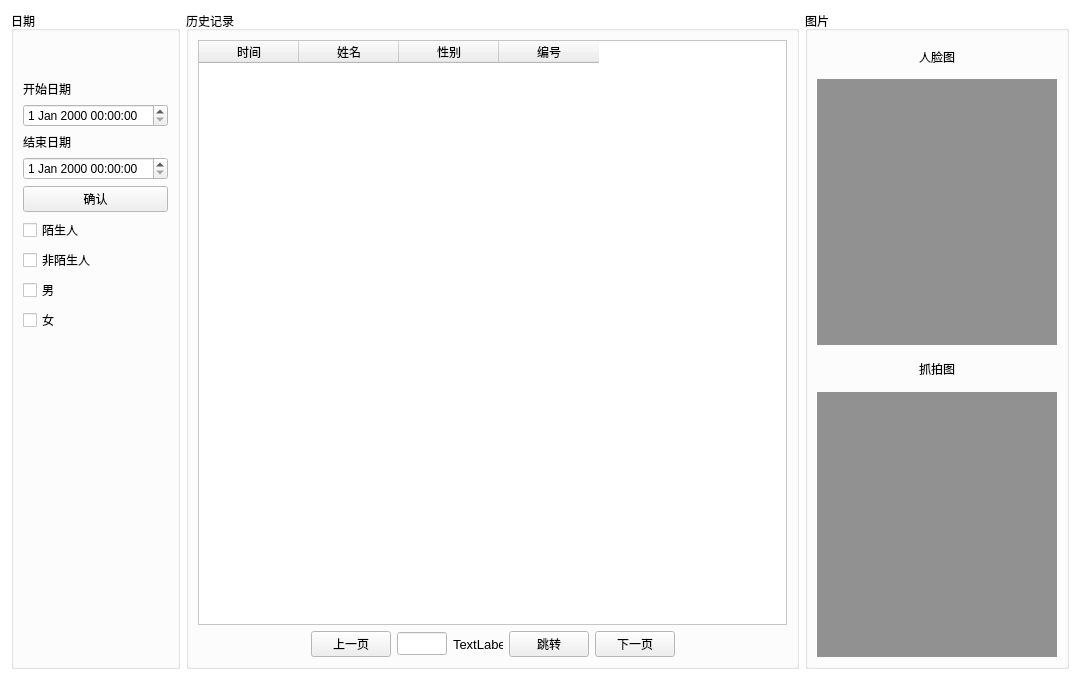
Above: historyview.ui from NevilleNoah/HikvisionCamera2 before the change. Below: the same form after it.
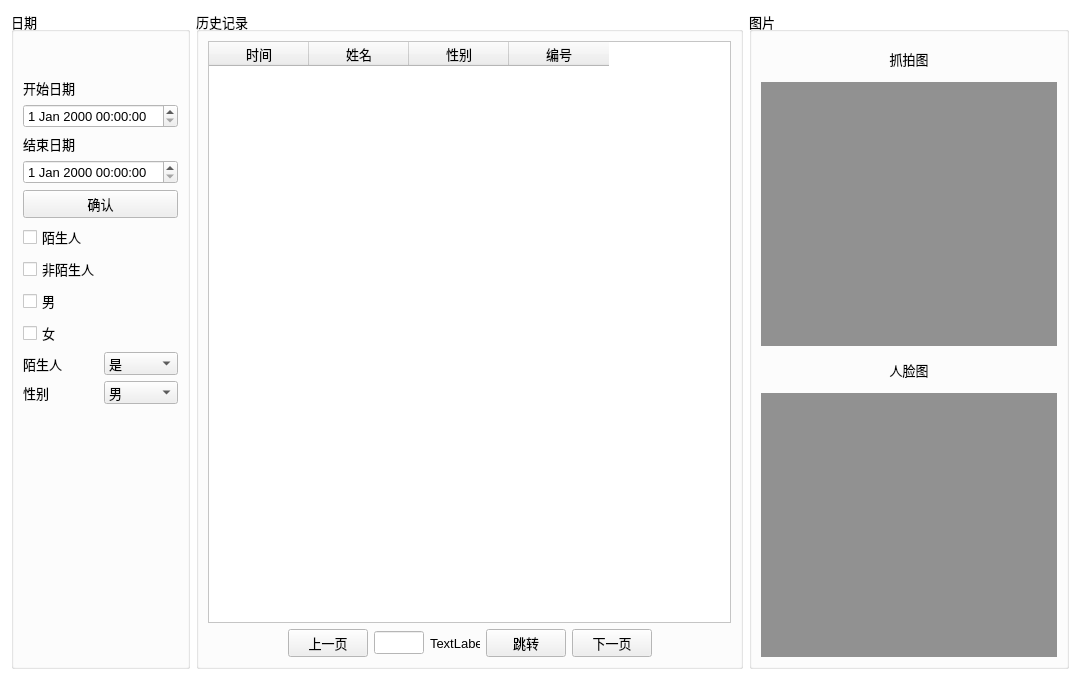
That is the form after the change.

```diff
--- a/historyview.ui
+++ b/historyview.ui
@@ -86,30 +86,42 @@
   <layout class="QHBoxLayout" name="horizontalLayout_2">
    <item>
     <widget class="QGroupBox" name="boxDate">
+     <property name="font">
+      <font>
+       <family>Microsoft YaHei UI</family>
+       <pointsize>10</pointsize>
+      </font>
+     </property>
      <property name="title">
       <string>日期</string>
      </property>
-     <layout class="QVBoxLayout" name="verticalLayout_4">
+     <layout class="QHBoxLayout" name="horizontalLayout_4">
       <item>
-       <spacer name="verticalSpacer_2">
-        <property name="orientation">
-         <enum>Qt::Vertical</enum>
-        </property>
-        <property name="sizeType">
-         <enum>QSizePolicy::Maximum</enum>
-        </property>
-        <property name="sizeHint" stdset="0">
-         <size>
-          <width>20</width>
-          <height>40</height>
-         </size>
-        </property>
-       </spacer>
-      </item>
-      <item>
-       <layout class="QVBoxLayout" name="verticalLayout_2">
+       <layout class="QVBoxLayout" name="verticalLayout_5">
+        <item>
+         <spacer name="verticalSpacer_2">
+          <property name="orientation">
+           <enum>Qt::Vertical</enum>
+          </property>
+          <property name="sizeType">
+           <enum>QSizePolicy::Maximum</enum>
+          </property>
+          <property name="sizeHint" stdset="0">
+           <size>
+            <width>17</width>
+            <height>37</height>
+           </size>
+          </property>
+         </spacer>
+        </item>
         <item>
          <widget class="QLabel" name="textStartDate">
+          <property name="font">
+           <font>
+            <family>Microsoft YaHei UI</family>
+            <pointsize>10</pointsize>
+           </font>
+          </property>
           <property name="text">
            <string>开始日期</string>
           </property>
@@ -120,16 +132,34 @@
         </item>
         <item>
          <widget class="QLabel" name="textEndDate">
+          <property name="font">
+           <font>
+            <family>Microsoft YaHei UI</family>
+            <pointsize>10</pointsize>
+           </font>
+          </property>
           <property name="text">
            <string>结束日期</string>
           </property>
          </widget>
         </item>
         <item>
-         <widget class="QDateTimeEdit" name="edEndTime"/>
+         <widget class="QDateTimeEdit" name="edEndTime">
+          <property name="font">
+           <font>
+            <family>Microsoft YaHei UI</family>
+           </font>
+          </property>
+         </widget>
         </item>
         <item>
          <widget class="QPushButton" name="btnSearchByTime">
+          <property name="font">
+           <font>
+            <family>Microsoft YaHei UI</family>
+            <pointsize>10</pointsize>
+           </font>
+          </property>
           <property name="text">
            <string>确认</string>
           </property>
@@ -163,6 +193,96 @@
           </property>
          </widget>
         </item>
+        <item>
+         <layout class="QHBoxLayout" name="horizontalLayout_3">
+          <item>
+           <layout class="QVBoxLayout" name="verticalLayout_2">
+            <item>
+             <widget class="QLabel" name="label_4">
+              <property name="font">
+               <font>
+                <family>Microsoft YaHei UI</family>
+                <pointsize>10</pointsize>
+                <weight>50</weight>
+                <bold>false</bold>
+               </font>
+              </property>
+              <property name="text">
+               <string>陌生人</string>
+              </property>
+             </widget>
+            </item>
+            <item>
+             <widget class="QLabel" name="label_3">
+              <property name="font">
+               <font>
+                <family>Microsoft YaHei UI</family>
+                <pointsize>10</pointsize>
+               </font>
+              </property>
+              <property name="text">
+               <string>性别</string>
+              </property>
+             </widget>
+            </item>
+           </layout>
+          </item>
+          <item>
+           <layout class="QVBoxLayout" name="verticalLayout_4">
+            <item>
+             <widget class="QComboBox" name="comboBox_2">
+              <property name="font">
+               <font>
+                <family>Microsoft YaHei UI</family>
+                <pointsize>10</pointsize>
+               </font>
+              </property>
+              <item>
+               <property name="text">
+                <string>是</string>
+               </property>
+              </item>
+              <item>
+               <property name="text">
+                <string>否</string>
+               </property>
+              </item>
+              <item>
+               <property name="text">
+                <string>不限</string>
+               </property>
+              </item>
+             </widget>
+            </item>
+            <item>
+             <widget class="QComboBox" name="comboBox">
+              <property name="font">
+               <font>
+                <family>Microsoft YaHei UI</family>
+                <pointsize>10</pointsize>
+               </font>
+              </property>
+              <item>
+               <property name="text">
+                <string>男</string>
+               </property>
+              </item>
+              <item>
+               <property name="text">
+                <string>女</string>
+               </property>
+              </item>
+              <item>
+               <property name="text">
+                <string>未知</string>
+               </property>
+              </item>
+             </widget>
+            </item>
+           </layout>
+          </item>
+         </layout>
+        </item>
         <item>
          <spacer name="verticalSpacer">
           <property name="orientation">
@@ -183,6 +303,12 @@
    </item>
    <item>
     <widget class="QGroupBox" name="boxRecord">
+     <property name="font">
+      <font>
+       <family>Microsoft YaHei UI</family>
+       <pointsize>10</pointsize>
+      </font>
+     </property>
      <property name="autoFillBackground">
       <bool>true</bool>
      </property>
@@ -381,129 +507,50 @@
    </item>
    <item>
     <widget class="QGroupBox" name="groupBox">
+     <property name="sizePolicy">
+      <sizepolicy hsizetype="Minimum" vsizetype="Preferred">
+       <horstretch>0</horstretch>
+       <verstretch>0</verstretch>
+      </sizepolicy>
+     </property>
+     <property name="minimumSize">
+      <size>
+       <width>320</width>
+       <height>0</height>
+      </size>
+     </property>
+     <property name="font">
+      <font>
+       <family>Microsoft YaHei UI</family>
+       <pointsize>10</pointsize>
+       <weight>50</weight>
+       <bold>false</bold>
+      </font>
+     </property>
      <property name="title">
       <string>图片</string>
      </property>
      <layout class="QVBoxLayout" name="verticalLayout_3">
-      <item>
-       <widget class="QLabel" name="label">
-        <property name="maximumSize">
-         <size>
-          <width>16777215</width>
-          <height>33</height>
-         </size>
-        </property>
-        <property name="text">
-         <string>人脸图</string>
-        </property>
-        <property name="alignment">
-         <set>Qt::AlignCenter</set>
-        </property>
-       </widget>
-      </item>
-      <item>
-       <widget class="QLabel" name="picAvatar">
-        <property name="sizePolicy">
-         <sizepolicy hsizetype="Minimum" vsizetype="Minimum">
-          <horstretch>0</horstretch>
-          <verstretch>0</verstretch>
-         </sizepolicy>
-        </property>
-        <property name="minimumSize">
-         <size>
-          <width>240</width>
-          <height>240</height>
-         </size>
-        </property>
-        <property name="palette">
-         <palette>
-          <active>
-           <colorrole role="Base">
-            <brush brushstyle="SolidPattern">
-             <color alpha="255">
-              <red>255</red>
-              <green>255</green>
-              <blue>255</blue>
-             </color>
-            </brush>
-           </colorrole>
-           <colorrole role="Window">
-            <brush brushstyle="SolidPattern">
-             <color alpha="255">
-              <red>145</red>
-              <green>145</green>
-              <blue>145</blue>
-             </color>
-            </brush>
-           </colorrole>
-          </active>
-          <inactive>
-           <colorrole role="Base">
-            <brush brushstyle="SolidPattern">
-             <color alpha="255">
-              <red>255</red>
-              <green>255</green>
-              <blue>255</blue>
-             </color>
-            </brush>
-           </colorrole>
-           <colorrole role="Window">
-            <brush brushstyle="SolidPattern">
-             <color alpha="255">
-              <red>145</red>
-              <green>145</green>
-              <blue>145</blue>
-             </color>
-            </brush>
-           </colorrole>
-          </inactive>
-          <disabled>
-           <colorrole role="Base">
-            <brush brushstyle="SolidPattern">
-             <color alpha="255">
-              <red>145</red>
-              <green>145</green>
-              <blue>145</blue>
-             </color>
-            </brush>
-           </colorrole>
-           <colorrole role="Window">
-            <brush brushstyle="SolidPattern">
-             <color alpha="255">
-              <red>145</red>
-              <green>145</green>
-              <blue>145</blue>
-             </color>
-            </brush>
-           </colorrole>
-          </disabled>
-         </palette>
-        </property>
-        <property name="autoFillBackground">
-         <bool>true</bool>
-        </property>
-        <property name="text">
-         <string/>
-        </property>
-        <property name="scaledContents">
-         <bool>true</bool>
-        </property>
-       </widget>
-      </item>
       <item>
        <widget class="QLabel" name="label_2">
         <property name="sizePolicy">
-         <sizepolicy hsizetype="Preferred" vsizetype="Preferred">
+         <sizepolicy hsizetype="Preferred" vsizetype="Minimum">
           <horstretch>0</horstretch>
           <verstretch>0</verstretch>
          </sizepolicy>
         </property>
-        <property name="maximumSize">
+        <property name="minimumSize">
          <size>
-          <width>16777215</width>
+          <width>0</width>
           <height>35</height>
          </size>
         </property>
+        <property name="font">
+         <font>
+          <family>Microsoft YaHei UI</family>
+          <pointsize>10</pointsize>
+         </font>
+        </property>
         <property name="text">
          <string>抓拍图</string>
         </property>
@@ -515,7 +562,7 @@
       <item>
        <widget class="QLabel" name="picCapture">
         <property name="sizePolicy">
-         <sizepolicy hsizetype="Minimum" vsizetype="Minimum">
+         <sizepolicy hsizetype="Preferred" vsizetype="Expanding">
           <horstretch>0</horstretch>
           <verstretch>0</verstretch>
          </sizepolicy>
@@ -523,7 +570,136 @@
         <property name="minimumSize">
          <size>
           <width>240</width>
-          <height>240</height>
+          <height>260</height>
+         </size>
+        </property>
+        <property name="maximumSize">
+         <size>
+          <width>300</width>
+          <height>16777215</height>
+         </size>
+        </property>
+        <property name="palette">
+         <palette>
+          <active>
+           <colorrole role="Base">
+            <brush brushstyle="SolidPattern">
+             <color alpha="255">
+              <red>255</red>
+              <green>255</green>
+              <blue>255</blue>
+             </color>
+            </brush>
+           </colorrole>
+           <colorrole role="Window">
+            <brush brushstyle="SolidPattern">
+             <color alpha="255">
+              <red>145</red>
+              <green>145</green>
+              <blue>145</blue>
+             </color>
+            </brush>
+           </colorrole>
+          </active>
+          <inactive>
+           <colorrole role="Base">
+            <brush brushstyle="SolidPattern">
+             <color alpha="255">
+              <red>255</red>
+              <green>255</green>
+              <blue>255</blue>
+             </color>
+            </brush>
+           </colorrole>
+           <colorrole role="Window">
+            <brush brushstyle="SolidPattern">
+             <color alpha="255">
+              <red>145</red>
+              <green>145</green>
+              <blue>145</blue>
+             </color>
+            </brush>
+           </colorrole>
+          </inactive>
+          <disabled>
+           <colorrole role="Base">
+            <brush brushstyle="SolidPattern">
+             <color alpha="255">
+              <red>145</red>
+              <green>145</green>
+              <blue>145</blue>
+             </color>
+            </brush>
+           </colorrole>
+           <colorrole role="Window">
+            <brush brushstyle="SolidPattern">
+             <color alpha="255">
+              <red>145</red>
+              <green>145</green>
+              <blue>145</blue>
+             </color>
+            </brush>
+           </colorrole>
+          </disabled>
+         </palette>
+        </property>
+        <property name="autoFillBackground">
+         <bool>true</bool>
+        </property>
+        <property name="text">
+         <string/>
+        </property>
+        <property name="scaledContents">
+         <bool>true</bool>
+        </property>
+       </widget>
+      </item>
+      <item>
+       <widget class="QLabel" name="label">
+        <property name="sizePolicy">
+         <sizepolicy hsizetype="Preferred" vsizetype="Minimum">
+          <horstretch>0</horstretch>
+          <verstretch>0</verstretch>
+         </sizepolicy>
+        </property>
+        <property name="minimumSize">
+         <size>
+          <width>0</width>
+          <height>35</height>
+         </size>
+        </property>
+        <property name="font">
+         <font>
+          <family>Microsoft YaHei UI</family>
+          <pointsize>10</pointsize>
+         </font>
+        </property>
+        <property name="text">
+         <string>人脸图</string>
+        </property>
+        <property name="alignment">
+         <set>Qt::AlignCenter</set>
+        </property>
+       </widget>
+      </item>
+      <item>
+       <widget class="QLabel" name="picAvatar">
+        <property name="sizePolicy">
+         <sizepolicy hsizetype="Preferred" vsizetype="Expanding">
+          <horstretch>0</horstretch>
+          <verstretch>0</verstretch>
+         </sizepolicy>
+        </property>
+        <property name="minimumSize">
+         <size>
+          <width>240</width>
+          <height>260</height>
+         </size>
+        </property>
+        <property name="maximumSize">
+         <size>
+          <width>300</width>
+          <height>16777215</height>
          </size>
         </property>
         <property name="palette">
```
